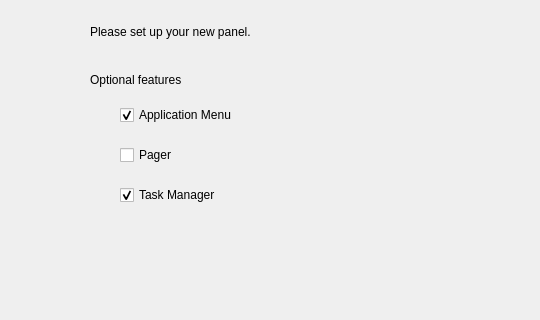
liudng/crystal-dock, file src/view/add_panel_dialog.ui: the form before one commit; both pictures show x 0 to 540 and y 0 to 320 of the 540 by 610 pixel window.
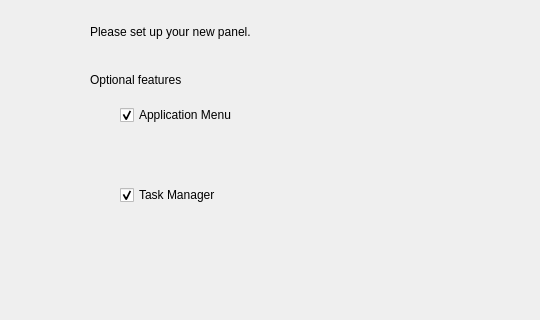
The form after the commit.

Commit message: 1.移除支持pager。

The edit to the form file:
```diff
--- a/src/view/add_panel_dialog.ui
+++ b/src/view/add_panel_dialog.ui
@@ -130,22 +130,6 @@
     <bool>true</bool>
    </property>
   </widget>
-  <widget class="QCheckBox" name="showPager">
-   <property name="geometry">
-    <rect>
-     <x>120</x>
-     <y>140</y>
-     <width>300</width>
-     <height>30</height>
-    </rect>
-   </property>
-   <property name="text">
-    <string>Pager</string>
-   </property>
-   <property name="checked">
-    <bool>false</bool>
-   </property>
-  </widget>
   <widget class="QLabel" name="headerLabel">
    <property name="geometry">
     <rect>
```
The commit also changes 8 other files.
